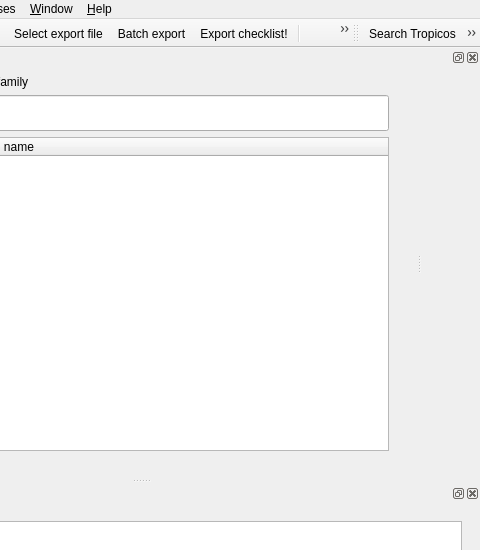
Above: src/ui/ui_main.ui from TaiBON/checklister before the change; both pictures show x 198 to 678 and y 0 to 550 of the 678 by 643 pixel window. Below: the same form after it.
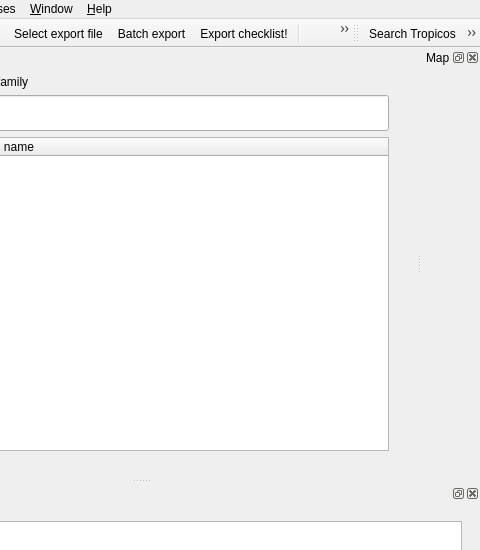
That is the form after the change. Icons and pictures are not drawn.

```diff
--- a/src/ui/ui_main.ui
+++ b/src/ui/ui_main.ui
@@ -460,6 +460,9 @@
    </widget>
   </widget>
   <widget class="QDockWidget" name="dockWidgetMap">
+   <property name="windowTitle">
+    <string>Map</string>
+   </property>
    <attribute name="dockWidgetArea">
     <number>2</number>
    </attribute>
```
Left out of the diff: 33 changed lines with no effect on the pictures.
